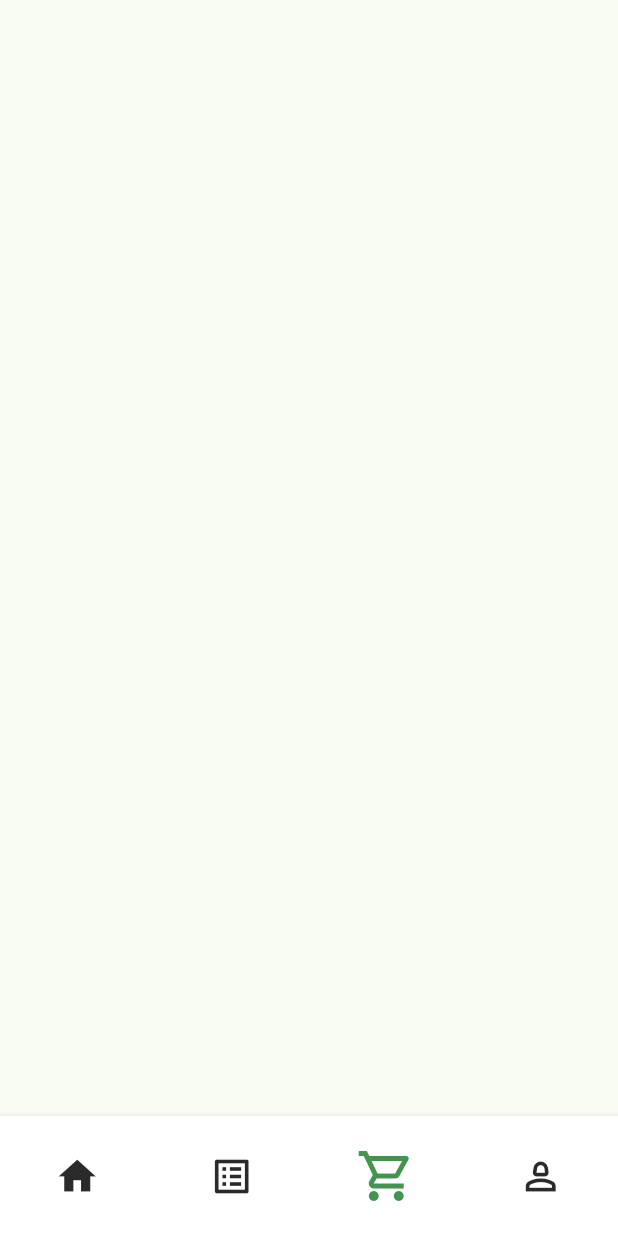
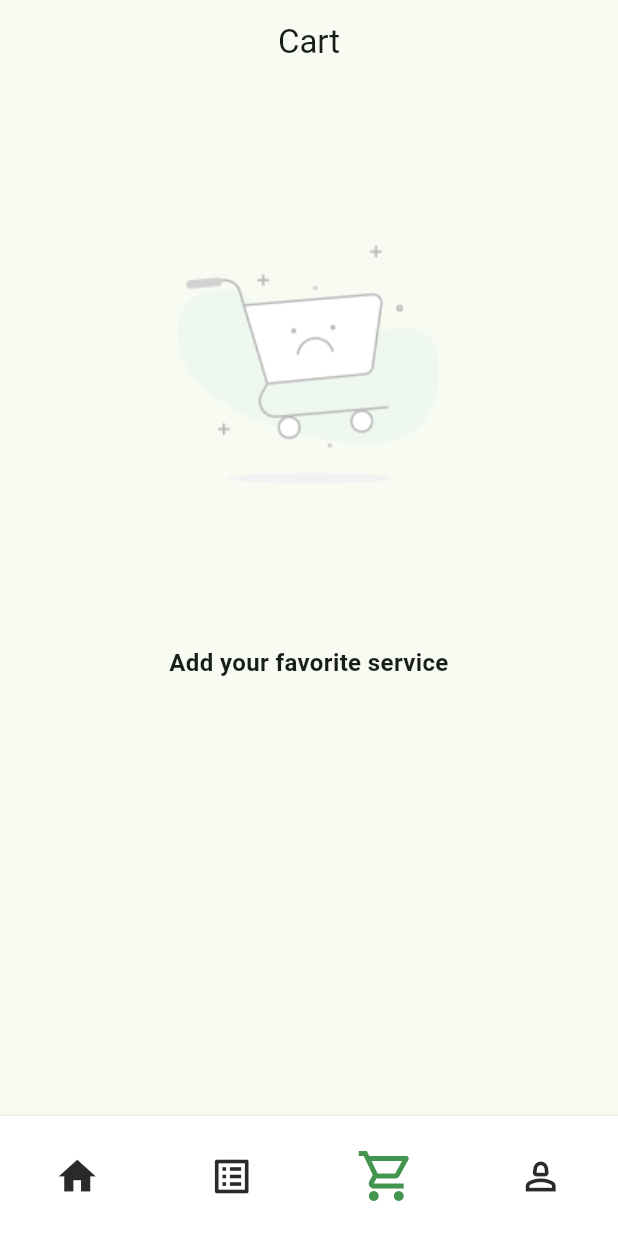
Before and after one commit to IntimeSys2025/in_time_app, a Flutter app: the screen it shows after launch, item 3 of the bottom bar chosen, on a phone screen of 412 x 824 dp. Run offline on Flutter 3.47's test engine with Material 3 defaults, Android fonts, the phone set to English and light mode, and no system bars; our stand-ins replace dartz, dio, easy_localization, equatable, flutter_bloc, flutter_otp_text_field and 7 more; network calls fail.

Commit message:
cart screen

```diff
--- a/lib/core/utils/app_asset_path.dart
+++ b/lib/core/utils/app_asset_path.dart
@@ -7,5 +7,6 @@ sealed class AppAsset {
   static const String doctorImage = '$images/doctor.png';
   static const String servicesImage = '$images/service.png';
   static const String wallet = '$images/wallet.png';
+  static const String emptyCart = '$images/empty_cart.png';
 
 }
--- /dev/null
+++ b/lib/features/cart/presentation/screens/my_cart_screen.dart
@@ -0,0 +1,47 @@
+import 'package:flutter/material.dart';
+import 'package:flutter_bloc/flutter_bloc.dart';
+import 'package:in_time_app/features/cart/presentation/widgets/empty_cart_widget.dart';
+
+import '../../../appointment/presentation/logic/appointment_cubit.dart';
+import '../../../appointment/presentation/widgets/cart_item_widget.dart';
+import '../../../checkout/presentation/widgets/last_payment_used_widget.dart';
+
+class MyCartScreen extends StatelessWidget {
+  const MyCartScreen({super.key});
+
+  @override
+  Widget build(BuildContext context) {
+    final appointmentCubit = BlocProvider.of<AppointmentCubit>(context);
+
+    return Scaffold(
+      appBar: AppBar(
+        title: const Text('Cart'),
+        centerTitle: true,
+      ),
+      body: (appointmentCubit.subServicesBooked.isEmpty)
+          ? const EmptyCartWidget()
+          : Column(
+              children: [
+                Expanded(
+                  child: ListView.builder(
+                    scrollDirection: Axis.vertical,
+                    shrinkWrap: true,
+                    itemCount: appointmentCubit.subServicesBooked.length,
+                    // itemCount: 4,
+                    itemBuilder: (context, index) {
+                      final subServiceModel =
+                          appointmentCubit.subServicesBooked[index];
+                      return CartItemWidget(
+                        item: subServiceModel,
+                        showBookButton: true,
+                        isCheckout: false,
+                      );
+                    },
+                  ),
+                ),
+                // LastPaymentUsedWidget()
+              ],
+            ),
+    );
+  }
+}
--- /dev/null
+++ b/lib/features/cart/presentation/widgets/empty_cart_widget.dart
@@ -0,0 +1,27 @@
+import 'package:flutter/material.dart';
+
+import '../../../../core/utils/app_asset_path.dart';
+import '../../../../core/utils/app_font_size.dart';
+
+class EmptyCartWidget extends StatelessWidget {
+  const EmptyCartWidget({super.key});
+
+  @override
+  Widget build(BuildContext context) {
+    return Column(
+      mainAxisAlignment: MainAxisAlignment.center,
+      mainAxisSize: MainAxisSize.min,
+      spacing: 0,
+      crossAxisAlignment: CrossAxisAlignment.stretch,
+      children: [
+        Image.asset(AppAsset.emptyCart),
+        const Text(
+          'Add your favorite service',
+          textAlign: TextAlign.center,
+          style: TextStyle(
+              fontSize: AppFontSize.fontSize16, fontWeight: FontWeight.w600),
+        )
+      ],
+    );
+  }
+}
--- a/lib/features/home/presentation/screens/navigation_screen.dart
+++ b/lib/features/home/presentation/screens/navigation_screen.dart
@@ -1,6 +1,7 @@
 import 'package:flutter/material.dart';
 import 'package:in_time_app/core/utils/app_colors.dart';
 import 'package:in_time_app/core/utils/product_type.dart';
+import 'package:in_time_app/features/cart/presentation/screens/my_cart_screen.dart';
 import 'package:in_time_app/features/home/presentation/screens/home_screen_more_than_category.dart';
 import 'package:in_time_app/features/home/presentation/screens/home_screen_more_than_doctor.dart';
 import 'package:in_time_app/features/profile/presentation/screens/profile_screen.dart';
@@ -92,8 +93,9 @@ class _NavigationBarScreenState extends State<NavigationBarScreen> {
                 ? const HomeScreenMoreThanDoctor()
                 : const HomeScreenMoreThanCategory(),
         Container(),
-          Container(),
-          ProfileScreen(),
-        ][selectedIndex]);
+        const MyCartScreen(),
+        const ProfileScreen(),
+      ][selectedIndex],
+    );
   }
 }
```
Also changed, not shown: lib/features/appointment/presentation/widgets/doctor_info_card.dart (+4 -3 lines), lib/features/checkout/presentation/screens/payment_details_screen.dart (+10 -1 lines), assets/images/empty_cart.png (added). Lines whose indentation alone changed are shown as unchanged.
